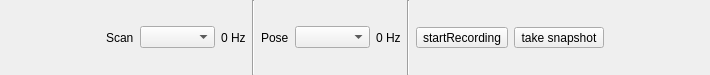
This is applications/viewer/libViewer/FormInputStreamViews.ui in T-PLAY/hub as Qt 5 draws it before an edit. The edited form follows.
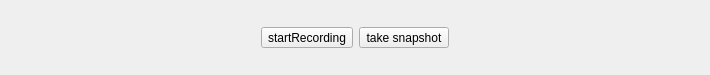
This is the edited form.

Patch:
```diff
--- a/applications/viewer/libViewer/FormInputStreamViews.ui
+++ b/applications/viewer/libViewer/FormInputStreamViews.ui
@@ -46,66 +46,7 @@
     </spacer>
    </item>
    <item>
-    <widget class="QLabel" name="label_scan">
-     <property name="text">
-      <string>Scan</string>
-     </property>
-    </widget>
-   </item>
-   <item>
-    <widget class="QComboBox" name="comboBox_scan">
-     <property name="minimumSize">
-      <size>
-       <width>75</width>
-       <height>0</height>
-      </size>
-     </property>
-    </widget>
-   </item>
-   <item>
-    <widget class="QLabel" name="label_scanFrequency">
-     <property name="text">
-      <string>0 Hz</string>
-     </property>
-    </widget>
-   </item>
-   <item>
-    <widget class="Line" name="line">
-     <property name="orientation">
-      <enum>Qt::Vertical</enum>
-     </property>
-    </widget>
-   </item>
-   <item>
-    <widget class="QLabel" name="label_pose">
-     <property name="text">
-      <string>Pose</string>
-     </property>
-    </widget>
-   </item>
-   <item>
-    <widget class="QComboBox" name="comboBox_pose">
-     <property name="minimumSize">
-      <size>
-       <width>75</width>
-       <height>0</height>
-      </size>
-     </property>
-    </widget>
-   </item>
-   <item>
-    <widget class="QLabel" name="label_poseFrequency">
-     <property name="text">
-      <string>0 Hz</string>
-     </property>
-    </widget>
-   </item>
-   <item>
-    <widget class="Line" name="line_2">
-     <property name="orientation">
-      <enum>Qt::Vertical</enum>
-     </property>
-    </widget>
+    <layout class="QHBoxLayout" name="horizontalLayout_streamView"/>
    </item>
    <item>
     <widget class="QToolButton" name="toolButton_record">
```
